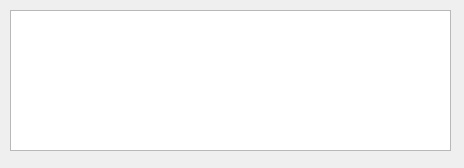
Qt form courseWork/product.ui (mellonii/maltite) before a commit.
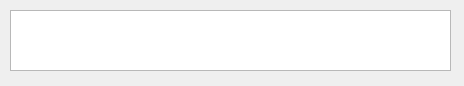
The same form after that commit.

What changed in the file:
```diff
--- a/courseWork/product.ui
+++ b/courseWork/product.ui
@@ -7,7 +7,7 @@
     <x>0</x>
     <y>0</y>
     <width>464</width>
-    <height>168</height>
+    <height>86</height>
    </rect>
   </property>
   <property name="windowTitle">
@@ -19,7 +19,7 @@
      <x>10</x>
      <y>10</y>
      <width>441</width>
-     <height>141</height>
+     <height>61</height>
     </rect>
    </property>
   </widget>
```
